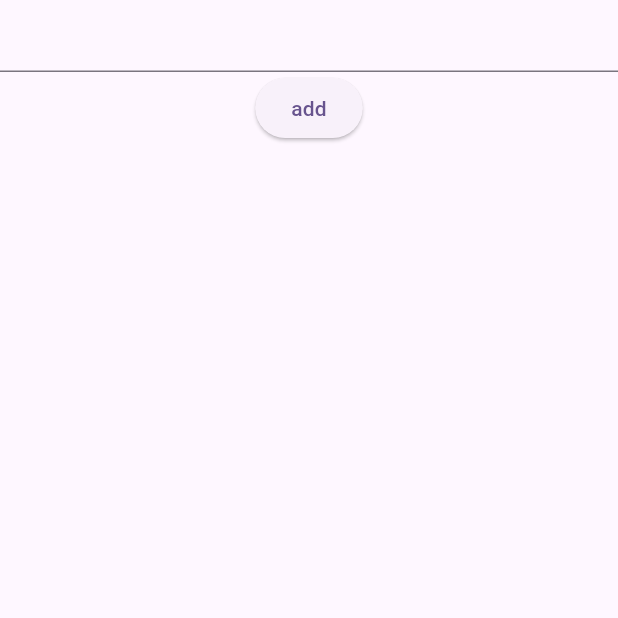
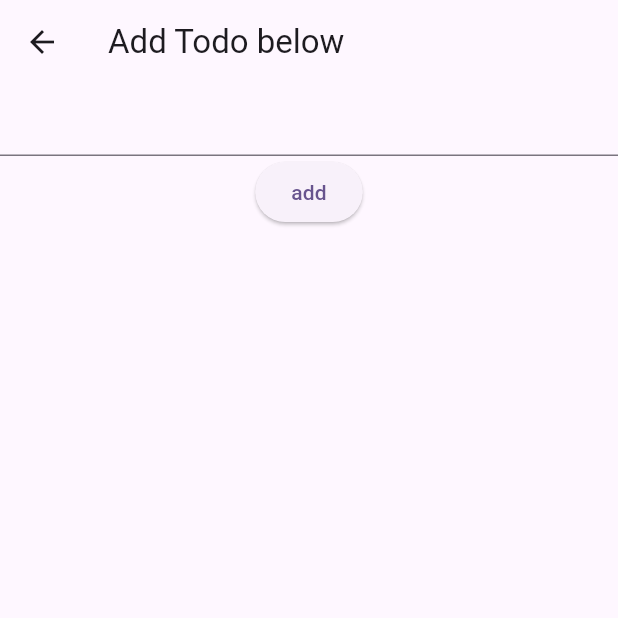
Before and after one commit to piyushkarmacharya/bloc_practice_app, a Flutter app: the AddTodo screen opened directly, after a tap on "add", on a phone screen of 412 x 824 dp, the top half of it. Run offline on Flutter 3.47's test engine with Material 3 defaults, Android fonts, the phone set to English and light mode, and no system bars; our stand-ins replace flutter_bloc.

Commit message:
update state of todo

```diff
--- a/lib/todo_app/add_todo.dart
+++ b/lib/todo_app/add_todo.dart
@@ -1,17 +1,27 @@
+import 'package:bloc_counter_app/todo_app/todo_cubit.dart';
 import 'package:flutter/material.dart';
+import 'package:flutter_bloc/flutter_bloc.dart';
 
 class AddTodo extends StatelessWidget {
   AddTodo({super.key});
   final TextEditingController ctr = TextEditingController();
   @override
   Widget build(BuildContext context) {
+    final todoCubit = BlocProvider.of<TodoCubit>(context);
     return Scaffold(
+      appBar: AppBar(
+        title: Text("Add Todo below"),
+      ),
       body: Column(
         children: [
           TextField(
             controller: ctr,
           ),
-          ElevatedButton(onPressed: () {}, child: Text("add"))
+          ElevatedButton(
+              onPressed: () {
+                todoCubit.addTodo(ctr.text.trim());
+              },
+              child: Text("add"))
         ],
       ),
     );
```
Also changed, not shown: lib/todo_app/homepage.dart (+9 -1 lines).
